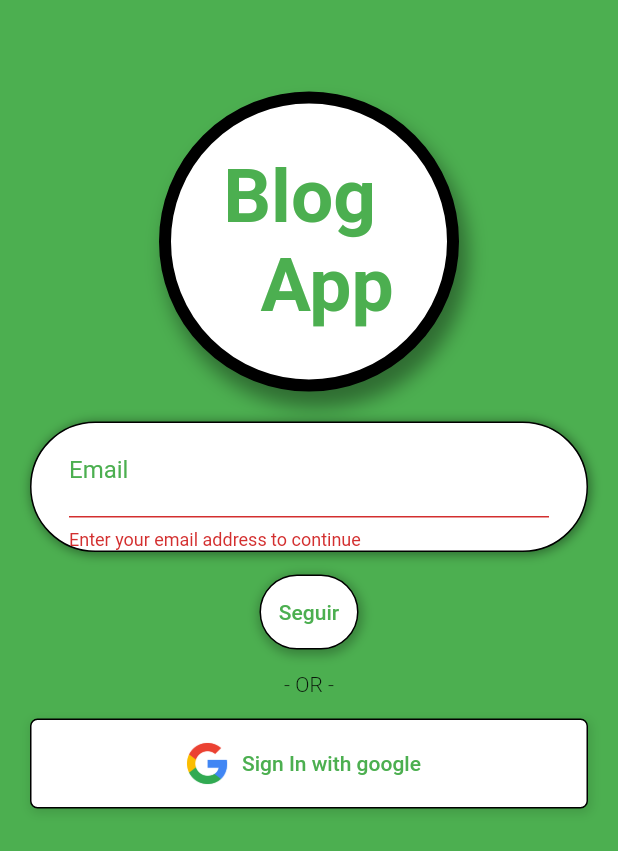
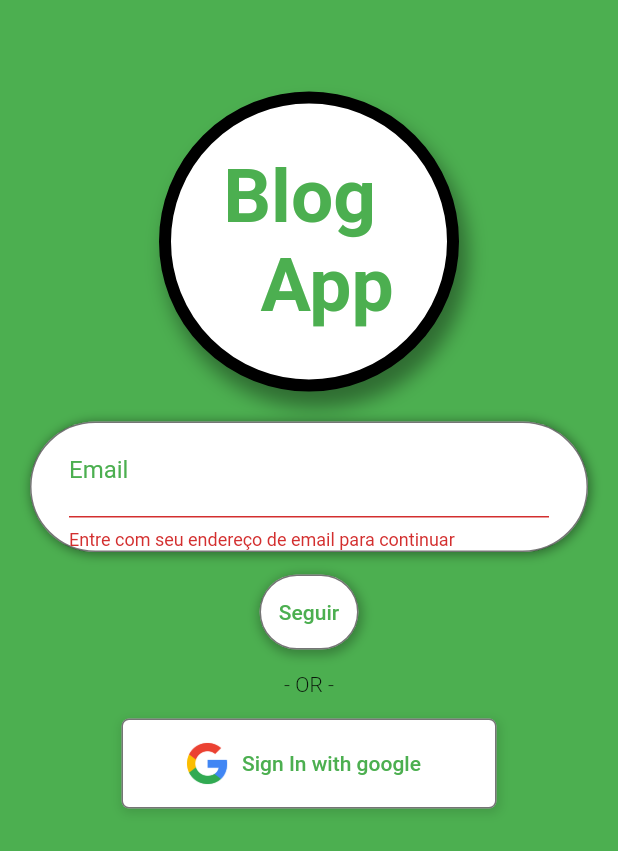
Before and after one commit to pcamelofreitas/Flutter-Blog-App, a Flutter app: the screen it shows after launch, after a tap on "Sign in to continue", after a tap on "Seguir", on a phone screen of 412 x 824 dp. Shown: the top 851 px of the screen. Run offline on Flutter 3.47's test engine with Material 2 defaults, Android fonts, the phone set to English and light mode, and no system bars; our stand-ins replace cloud_firestore, firebase_auth, firebase_core, firebase_storage, google_sign_in, image_picker; accounts and stored records are empty; Roboto replaces fonts that are missing (Times New Roman).

Commit message:
pushing final,maybe

```diff
--- a/lib/authentication/authentication.dart
+++ b/lib/authentication/authentication.dart
@@ -56,10 +56,10 @@ class Authentication extends StatelessWidget {
             Center(
               child: Container(
                 height: 50,
-                width: double.infinity,
+                width: 200,
                 decoration: BoxDecoration(
                   color: Colors.white,
-                  border: Border.all(width: 1, color: Colors.black),
+                  border: Border.all(width: 1, color: Colors.black54),
                   boxShadow: const [
                     BoxShadow(
                       color: Colors.black38,
--- a/lib/authentication/forms/emailform.dart
+++ b/lib/authentication/forms/emailform.dart
@@ -1,7 +1,6 @@
 import 'package:blog_app_2/main.dart';
 import 'package:blog_app_2/models/logo.dart';
 import 'package:flutter/material.dart';
-import 'package:google_sign_in/google_sign_in.dart';
 import 'package:provider/provider.dart';
 
 class EmailForm extends StatefulWidget {
@@ -36,7 +35,7 @@ class _EmailFormState extends State<EmailForm> {
                   color: Colors.white,
                   border: Border.all(
                     width: 1.0,
-                    color: Colors.black,
+                    color: Colors.black54,
                   ),
                   boxShadow: const [
                     BoxShadow(
@@ -68,7 +67,7 @@ class _EmailFormState extends State<EmailForm> {
                     ),
                     validator: (value) {
                       if (value!.isEmpty) {
-                        return 'Enter your email address to continue';
+                        return 'Entre com seu endereço de email para continuar';
                       }
                       return null;
                     },
@@ -82,7 +81,7 @@ class _EmailFormState extends State<EmailForm> {
                     color: Colors.white,
                     border: Border.all(
                       width: 1.0,
-                      color: Colors.black,
+                      color: Colors.black54,
                     ),
                     boxShadow: const [
                       BoxShadow(
@@ -124,7 +123,7 @@ class _EmailFormState extends State<EmailForm> {
         ),
         Container(
           height: 60,
-          width: double.infinity,
+          width: 250,
           decoration: BoxDecoration(
             color: Colors.white,
             boxShadow: const [
@@ -137,7 +136,7 @@ class _EmailFormState extends State<EmailForm> {
             ],
             border: Border.all(
               width: 1.0,
-              color: Colors.black,
+              color: Colors.black54,
             ),
             borderRadius: const BorderRadius.all(
               Radius.circular(5),
--- a/lib/authentication/forms/passwordform.dart
+++ b/lib/authentication/forms/passwordform.dart
@@ -28,8 +28,8 @@ class _PasswordFormState extends State<PasswordForm> {
       child: Column(
         mainAxisAlignment: MainAxisAlignment.center,
         children: [
-          AppLogo(),
-          SizedBox(height: 30),
+          const AppLogo(),
+          const SizedBox(height: 30),
           Container(
             decoration: const BoxDecoration(
               color: Colors.white,
--- a/lib/pages/loginpage.dart
+++ b/lib/pages/loginpage.dart
@@ -12,7 +12,7 @@ class LoginPage extends StatelessWidget {
       backgroundColor: Colors.green,
       body: SingleChildScrollView(
         child: Container(
-            padding: EdgeInsets.only(
+            padding: const EdgeInsets.only(
               left: 20,
               right: 20,
               bottom: 40,
--- a/lib/pages/profile/editname.dart
+++ b/lib/pages/profile/editname.dart
@@ -95,8 +95,8 @@ class _EditNamePageState extends State<EditNamePage> {
                     Navigator.pop(context);
                   }
                 },
-                icon: Icon(Icons.upload),
-                label: Text('Alterar Nome'),
+                icon: const Icon(Icons.upload),
+                label: const Text('Alterar Nome'),
               ),
             ),
           ),
--- a/lib/pages/profile/editphoto.dart
+++ b/lib/pages/profile/editphoto.dart
@@ -28,8 +28,6 @@ class _EditPhotoPageState extends State<EditPhotoPage> {
     setState(() {
       if (pickedFile != null) {
         _photo = File(pickedFile.path);
-      } else {
-        print("error image from camera");
       }
     });
   }
--- a/lib/pages/profile/profilepage.dart
+++ b/lib/pages/profile/profilepage.dart
@@ -83,7 +83,7 @@ class ProfilePage extends StatelessWidget {
             const SizedBox(height: 10),
             Container(
               height: 50,
-              padding: EdgeInsets.only(left: 10, right: 10),
+              padding: const EdgeInsets.only(left: 10, right: 10),
               decoration: BoxDecoration(
                   color: Colors.black12,
                   borderRadius: BorderRadius.circular(5)),
@@ -113,7 +113,7 @@ class ProfilePage extends StatelessWidget {
             const SizedBox(height: 10),
             Container(
               height: 50,
-              padding: EdgeInsets.only(left: 10, right: 10),
+              padding: const EdgeInsets.only(left: 10, right: 10),
               decoration: BoxDecoration(
                   color: Colors.black12,
                   borderRadius: BorderRadius.circular(5)),
--- a/lib/widgets/postcard.dart
+++ b/lib/widgets/postcard.dart
@@ -65,9 +65,7 @@ class PostCard extends StatelessWidget {
               ),
             ],
           ),
-          SizedBox(
-            height: 20,
-          ),
+          const SizedBox(height: 20),
         ],
       ),
     );
```
Also changed, not shown: lib/authentication/forms/registerform.dart (+39 -45 lines), lib/main.dart (+6 -9 lines), lib/pages/profile/editemail.dart (+4 -4 lines), lib/pages/profile/editpassword.dart (+37 -44 lines).
